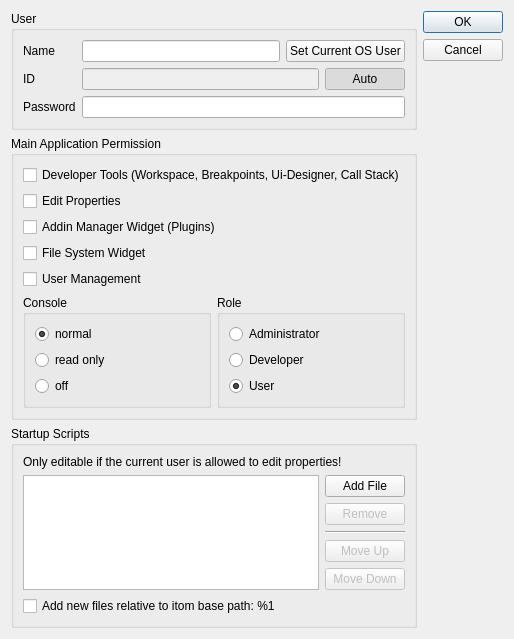
Before: the Qt Designer form src/Qitom/widgets/userManagementEdit.ui in gao-projects/pylab, drawn with Qt 5.
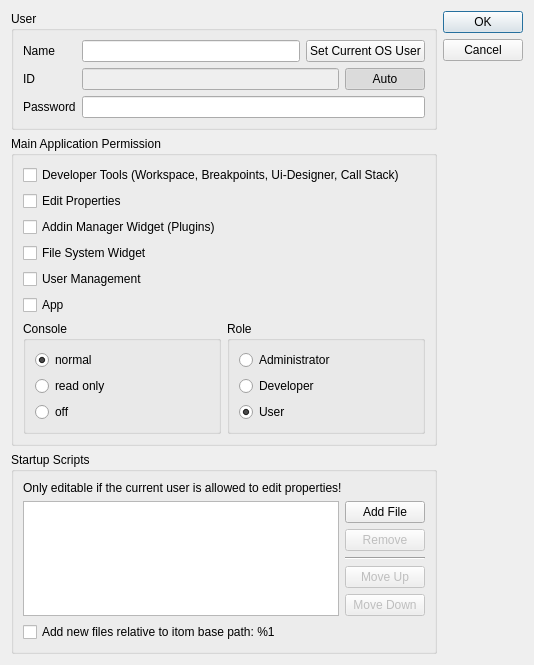
After: the same form once the commit is applied.

What changed in the file:
```diff
--- a/src/Qitom/widgets/userManagementEdit.ui
+++ b/src/Qitom/widgets/userManagementEdit.ui
@@ -6,7 +6,7 @@
    <rect>
     <x>0</x>
     <y>0</y>
-    <width>499</width>
+    <width>534</width>
     <height>615</height>
    </rect>
   </property>
@@ -164,6 +164,13 @@
           </property>
          </widget>
         </item>
+        <item>
+         <widget class="QCheckBox" name="checkBox_app">
+          <property name="text">
+           <string>App</string>
+          </property>
+         </widget>
+        </item>
         <item>
          <layout class="QHBoxLayout" name="horizontalLayout">
           <item>
```
